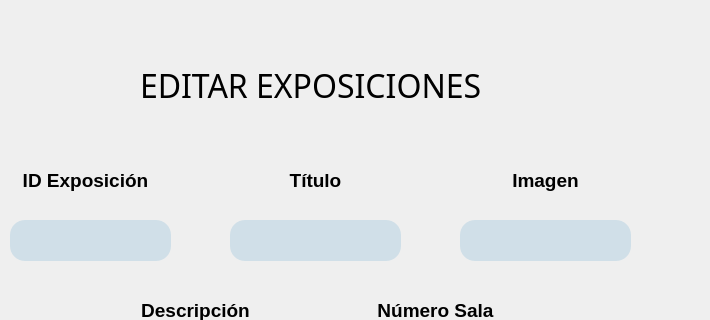
The window that src/vista/ui/ActualizarExposiciones.ui (eperec03/museo) describes before a commit, drawn with Qt 5; both pictures show x 90 to 800 and y 0 to 320 of the 800 by 600 pixel window.
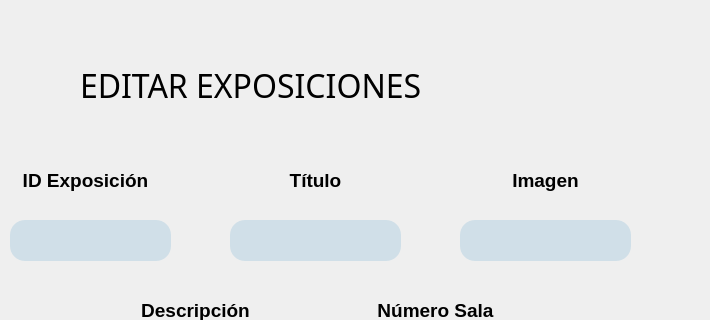
The same window after the commit.

What changed in the file:
```diff
--- a/src/vista/ui/ActualizarExposiciones.ui
+++ b/src/vista/ui/ActualizarExposiciones.ui
@@ -17,9 +17,9 @@
    <widget class="QLabel" name="Titulo">
     <property name="geometry">
      <rect>
-      <x>230</x>
+      <x>170</x>
       <y>40</y>
-      <width>371</width>
+      <width>481</width>
       <height>91</height>
      </rect>
     </property>
```
Left out of the diff: 58 changed lines with no effect on the pictures.
